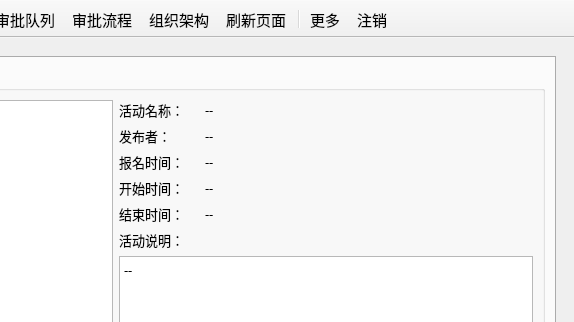
Qt form mainwindow.ui (csthenry/weplanet-desktop) before a commit; both pictures show x 706 to 1280 and y 0 to 322 of the 1280 by 711 pixel window.
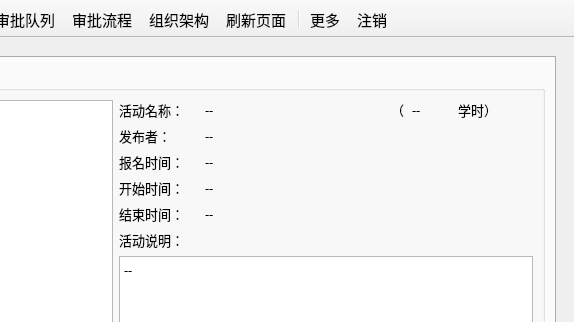
The same form after that commit. The open tabs and pages were chosen to show the change. Icons and pictures are not drawn. Custom widgets are drawn as their Qt base class.

Commit message: 新增活动学时功能。

```diff
--- a/mainwindow.ui
+++ b/mainwindow.ui
@@ -1781,9 +1781,22 @@
                 <property name="title">
                  <string>活动详情</string>
                 </property>
-                <layout class="QGridLayout" name="gridLayout_63">
+                <layout class="QGridLayout" name="gridLayout_88">
+                 <item row="0" column="0" rowspan="3">
+                  <widget class="QTableView" name="tableView_activity">
+                   <property name="minimumSize">
+                    <size>
+                     <width>750</width>
+                     <height>0</height>
+                    </size>
+                   </property>
+                   <property name="editTriggers">
+                    <set>QAbstractItemView::NoEditTriggers</set>
+                   </property>
+                  </widget>
+                 </item>
                  <item row="0" column="1">
-                  <layout class="QGridLayout" name="gridLayout_48">
+                  <layout class="QGridLayout" name="gridLayout_63">
                    <item row="0" column="0">
                     <widget class="QLabel" name="label_65">
                      <property name="minimumSize">
@@ -1807,7 +1820,7 @@
                     <widget class="QLabel" name="label_actName">
                      <property name="minimumSize">
                       <size>
-                       <width>150</width>
+                       <width>180</width>
                        <height>0</height>
                       </size>
                      </property>
@@ -1816,6 +1829,55 @@
                      </property>
                     </widget>
                    </item>
+                   <item row="0" column="2">
+                    <layout class="QGridLayout" name="gridLayout_48">
+                     <item row="0" column="0">
+                      <widget class="QLabel" name="label_92">
+                       <property name="minimumSize">
+                        <size>
+                         <width>10</width>
+                         <height>0</height>
+                        </size>
+                       </property>
+                       <property name="maximumSize">
+                        <size>
+                         <width>15</width>
+                         <height>16777215</height>
+                        </size>
+                       </property>
+                       <property name="text">
+                        <string>（</string>
+                       </property>
+                      </widget>
+                     </item>
+                     <item row="0" column="1">
+                      <widget class="QLabel" name="label_actScore">
+                       <property name="minimumSize">
+                        <size>
+                         <width>40</width>
+                         <height>0</height>
+                        </size>
+                       </property>
+                       <property name="maximumSize">
+                        <size>
+                         <width>40</width>
+                         <height>16777215</height>
+                        </size>
+                       </property>
+                       <property name="text">
+                        <string>--</string>
+                       </property>
+                      </widget>
+                     </item>
+                     <item row="0" column="2">
+                      <widget class="QLabel" name="label_93">
+                       <property name="text">
+                        <string>学时）</string>
+                       </property>
+                      </widget>
+                     </item>
+                    </layout>
+                   </item>
                    <item row="1" column="0">
                     <widget class="QLabel" name="label_44">
                      <property name="minimumSize">
```
Left out of the diff: 91 changed lines with no effect on the pictures. The commit also changes 10 other files.
